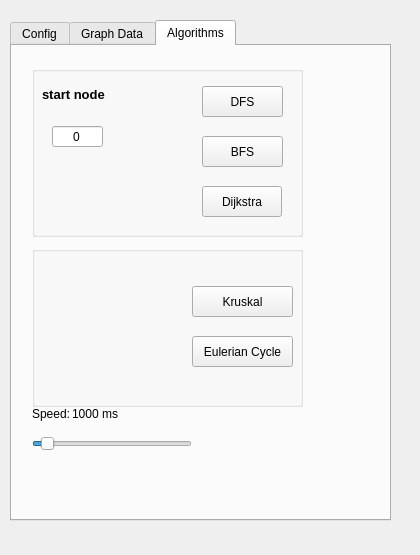
This is graph_editor/tabwidget.ui in AleksDemakov/graph_editor as Qt 5 draws it before an edit. The edited form follows.
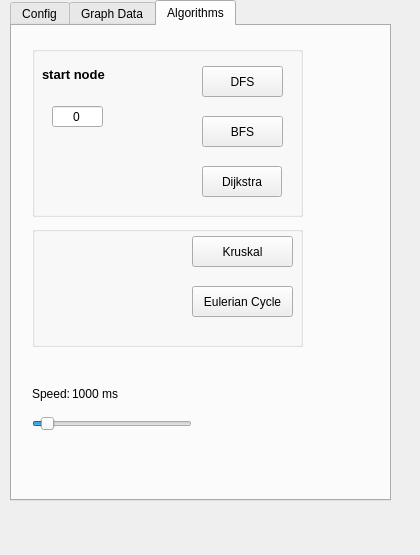
This is the edited form. The open tabs and pages were chosen to show the change.

What changed in the file:
```diff
--- a/graph_editor/tabwidget.ui
+++ b/graph_editor/tabwidget.ui
@@ -17,7 +17,7 @@
    <property name="geometry">
     <rect>
      <x>10</x>
-     <y>20</y>
+     <y>0</y>
      <width>381</width>
      <height>501</height>
     </rect>
@@ -434,7 +434,7 @@
        <x>20</x>
        <y>200</y>
        <width>271</width>
-       <height>161</height>
+       <height>121</height>
       </rect>
      </property>
      <property name="title">
@@ -444,7 +444,7 @@
       <property name="geometry">
        <rect>
         <x>160</x>
-        <y>40</y>
+        <y>10</y>
         <width>101</width>
         <height>31</height>
        </rect>
@@ -460,7 +460,7 @@
       <property name="geometry">
        <rect>
         <x>160</x>
-        <y>90</y>
+        <y>60</y>
         <width>101</width>
         <height>31</height>
        </rect>
```
Left out of the diff: 18 changed lines with no effect on the pictures.
